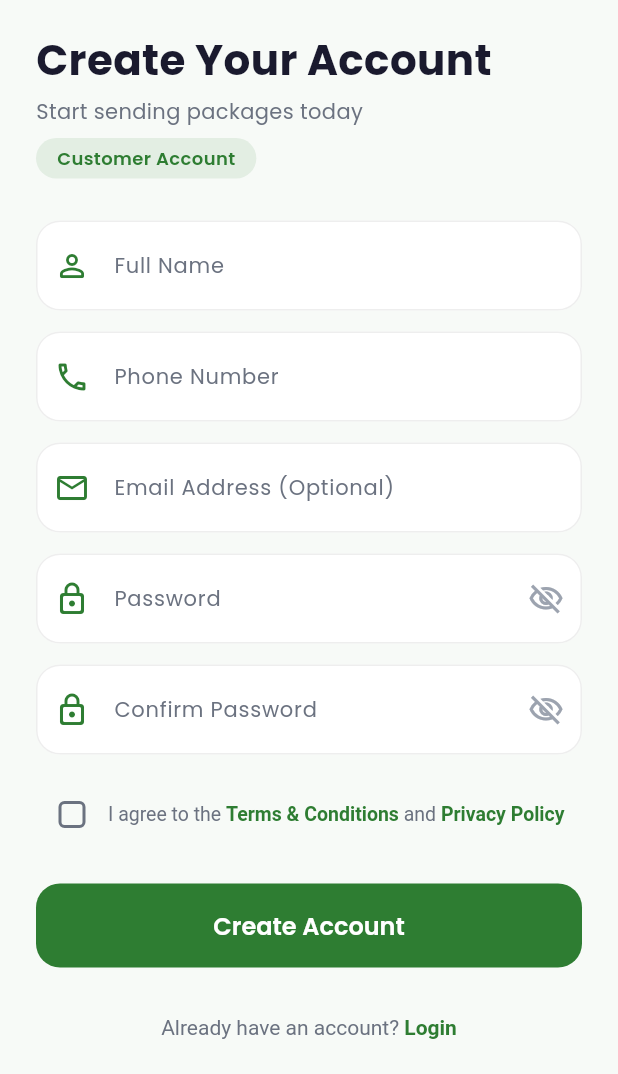
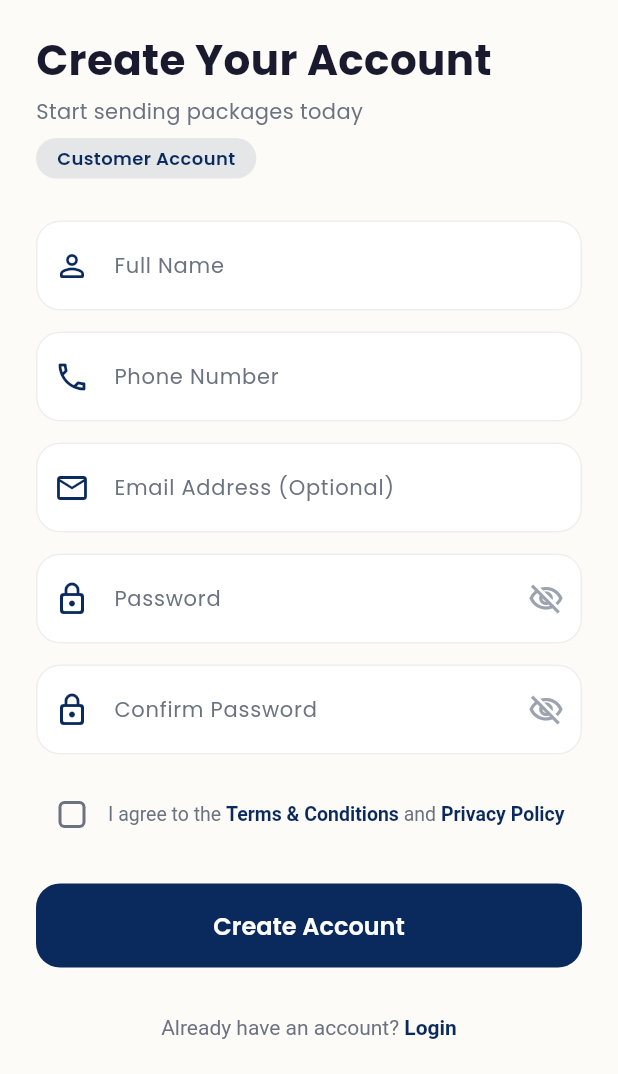
Before and after one commit to shuaib192/Zippa-Logistics, a Flutter app: the screen it shows after launch, after a tap on "Skip", after a tap on "Customer", on a phone screen of 412 x 824 dp, the part 162-1236 px from its top. Run offline on Flutter 3.47's test engine with Material 3 defaults, Android fonts, the phone set to English and light mode, and no system bars; drawn by our look-alikes of flutter_animate; our stand-ins replace google_fonts, shared_preferences, smooth_page_indicator; accounts and stored records are empty.

Commit message:
fix: Update brand colors to Navy/Cream/Green, enlarge onboarding logos, fix test CI

```diff
--- a/zippa-app/lib/core/theme/app_theme.dart
+++ b/zippa-app/lib/core/theme/app_theme.dart
@@ -17,20 +17,24 @@ import 'package:google_fonts/google_fonts.dart';
 
 class ZippaColors {
   // Primary brand colors
-  static const Color primaryDark    = Color(0xFF1B5E20);
-  static const Color primary        = Color(0xFF2E7D32);
-  static const Color primaryLight   = Color(0xFF4CAF50);
-  static const Color accent         = Color(0xFF66BB6A);
+  static const Color primaryDark    = Color(0xFF061A3A); // Deep Navy Blue
+  static const Color primary        = Color(0xFF0A2A5E); // Navy Blue
+  static const Color primaryLight   = Color(0xFF1E4C9A); // Lighter Navy
+
+  // Secondary / Accent
+  static const Color secondary      = Color(0xFFFDF8EA); // Cream
+  static const Color accent         = Color(0xFF00C853); // Bright Green
 
   // Neutrals
-  static const Color background     = Color(0xFFF7FAF7);
-  static const Color surface        = Color(0xFFFFFFFF);
+  static const Color background     = Color(0xFFFDFBF7); // Soft Cream-white background
+  static const Color surface        = Color(0xFFFFFFFF); // White cards
 
   // Text
   static const Color textPrimary    = Color(0xFF1A1A2E);
   static const Color textSecondary  = Color(0xFF6B7280);
   static const Color textLight      = Color(0xFF9CA3AF);
   static const Color textOnPrimary  = Color(0xFFFFFFFF);
+  static const Color textOnSecondary= Color(0xFF1A1A2E);
 
   // Status
   static const Color success        = Color(0xFF10B981);
@@ -45,7 +49,7 @@ class ZippaColors {
     end: Alignment.bottomRight,
   );
   static const LinearGradient accentGradient = LinearGradient(
-    colors: [primary, primaryLight],
+    colors: [Color(0xFF00E676), accent],
     begin: Alignment.topLeft,
     end: Alignment.bottomRight,
   );
@@ -60,21 +64,21 @@ class ZippaTheme {
     // ============================================
     const colorScheme = ColorScheme(
       brightness:           Brightness.light,
-      // Primaries
+      // Primaries (Navy Blue)
       primary:              ZippaColors.primary,
       onPrimary:            ZippaColors.textOnPrimary,
-      primaryContainer:     Color(0xFFC8E6C9),   // light green container
+      primaryContainer:     Color(0xFFD6E4FF),
       onPrimaryContainer:   ZippaColors.primaryDark,
-      // Secondaries (also green — not blue!)
-      secondary:            ZippaColors.primaryLight,
-      onSecondary:          ZippaColors.textOnPrimary,
-      secondaryContainer:   Color(0xFFDCEEDC),
-      onSecondaryContainer: ZippaColors.primaryDark,
-      // Tertiary
+      // Secondaries (Cream)
+      secondary:            ZippaColors.secondary,
+      onSecondary:          ZippaColors.textOnSecondary,
+      secondaryContainer:   ZippaColors.secondary,
+      onSecondaryContainer: ZippaColors.textOnSecondary,
+      // Tertiary (Green Accent)
       tertiary:             ZippaColors.accent,
       onTertiary:           Colors.white,
-      tertiaryContainer:    Color(0xFFE8F5E9),
-      onTertiaryContainer:  ZippaColors.primaryDark,
+      tertiaryContainer:    Color(0xFFCCFADA),
+      onTertiaryContainer:  Color(0xFF003915),
       // Error
       error:                ZippaColors.error,
       onError:              Colors.white,
@@ -83,17 +87,17 @@ class ZippaTheme {
       // Surfaces
       surface:              ZippaColors.surface,
       onSurface:            ZippaColors.textPrimary,
-      surfaceContainerHighest: Color(0xFFE8F5E9),
+      surfaceContainerHighest: Color(0xFFE0E2E9),
       onSurfaceVariant:     ZippaColors.textSecondary,
       // Outline & others
-      outline:              Color(0xFFCBD5CB),
-      outlineVariant:       Color(0xFFE0EAE0),
+      outline:              Color(0xFFC4C6D0),
+      outlineVariant:       Color(0xFFE4E6F0),
       shadow:               Colors.black,
       scrim:                Colors.black,
       inverseSurface:       ZippaColors.primaryDark,
       onInverseSurface:     Colors.white,
       inversePrimary:       ZippaColors.primaryLight,
-      // surfaceTint colors the FAB, cards on elevation — must be green!
+      // surfaceTint colors the FAB, cards on elevation
       surfaceTint:          ZippaColors.primary,
     );
 
--- a/zippa-app/lib/features/auth/screens/onboarding_screen.dart
+++ b/zippa-app/lib/features/auth/screens/onboarding_screen.dart
@@ -111,8 +111,8 @@ class _OnboardingScreenState extends State<OnboardingScreen> {
                           children: [
                             // Background circle
                             Container(
-                              width: size.width * 0.6,
-                              height: size.width * 0.6,
+                              width: size.width * 0.7,
+                              height: size.width * 0.7,
                               decoration: BoxDecoration(
                                 color: color.withValues(alpha: 0.08),
                                 shape: BoxShape.circle,
@@ -120,8 +120,8 @@ class _OnboardingScreenState extends State<OnboardingScreen> {
                             ),
                             // Inner circle
                             Container(
-                              width: size.width * 0.42,
-                              height: size.width * 0.42,
+                              width: size.width * 0.55,
+                              height: size.width * 0.55,
                               decoration: BoxDecoration(
                                 color: color.withValues(alpha: 0.12),
                                 shape: BoxShape.circle,
@@ -130,8 +130,8 @@ class _OnboardingScreenState extends State<OnboardingScreen> {
                             // Logo
                             Image.asset(
                               'assets/images/logo.png',
-                              width: size.width * 0.28,
-                              height: size.width * 0.28,
+                              width: size.width * 0.45,
+                              height: size.width * 0.45,
                             ),
                             // Role icon badge (bottom-right)
                             Positioned(
```
Also changed, not shown: 1 other file.
